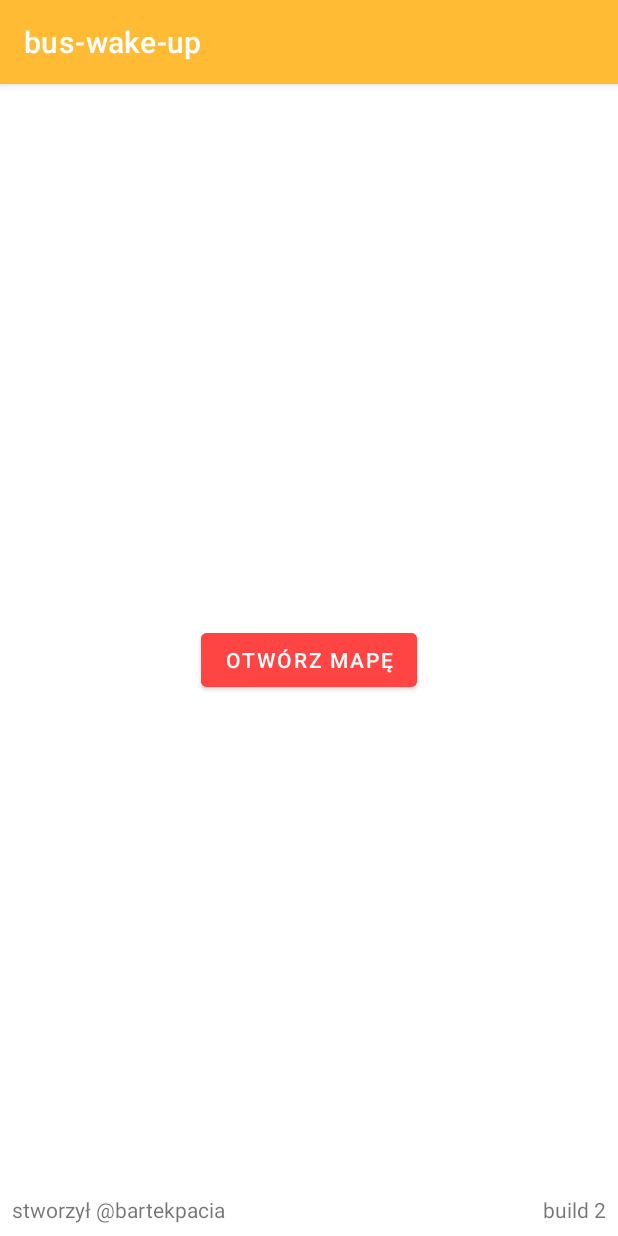
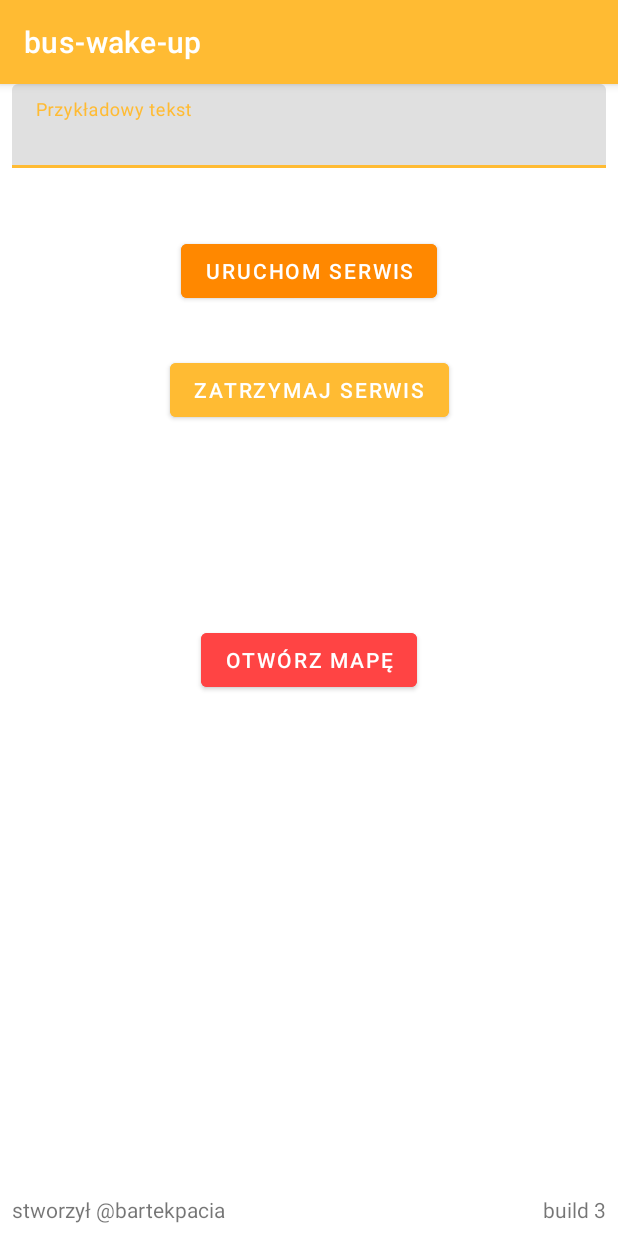
Before and after one commit to bartekpacia/buswakeup, an Android app: the screen it shows after launch (MainActivity), on a phone screen of 412 x 824 dp. Run offline under Robolectric (Android 15) with nearby library versions, the phone set to English and light mode, and no system bars.

Commit message:
Added Location Service
-Added App and Constants classes

```diff
--- /dev/null
+++ b/app/src/main/java/pl/baftek/buswakeup/App.kt
@@ -0,0 +1,24 @@
+package pl.baftek.buswakeup
+
+import android.app.Application
+import android.app.NotificationChannel
+import android.app.NotificationManager
+import android.content.Context
+import android.os.Build
+
+class App : Application() {
+
+    override fun onCreate() {
+        super.onCreate()
+
+        createNotificationChannel()
+    }
+
+    private fun createNotificationChannel() {
+        if (Build.VERSION.SDK_INT >= Build.VERSION_CODES.O) {
+            val channel = NotificationChannel(CHANNEL_ID, getString(R.string.location_service_channel_name), NotificationManager.IMPORTANCE_DEFAULT)
+            val manager = getSystemService(Context.NOTIFICATION_SERVICE) as NotificationManager
+            manager.createNotificationChannel(channel)
+        }
+    }
+}
--- /dev/null
+++ b/app/src/main/java/pl/baftek/buswakeup/Constants.kt
@@ -0,0 +1,3 @@
+package pl.baftek.buswakeup
+
+const val CHANNEL_ID = "locationServiceChannel"
--- a/app/src/main/java/pl/baftek/buswakeup/CurrentLocationListener.kt
+++ b/app/src/main/java/pl/baftek/buswakeup/CurrentLocationListener.kt
@@ -9,7 +9,7 @@ import com.google.android.gms.location.LocationRequest
 import com.google.android.gms.location.LocationRequest.PRIORITY_HIGH_ACCURACY
 import com.google.android.gms.location.LocationResult
 import com.google.android.gms.location.LocationServices
-s
+
 @SuppressLint("MissingPermission")
 class CurrentLocationListener private constructor(appContext: Context) : LiveData<Location>() {
 
--- a/app/src/main/java/pl/baftek/buswakeup/MainActivity.kt
+++ b/app/src/main/java/pl/baftek/buswakeup/MainActivity.kt
@@ -12,5 +12,16 @@ class MainActivity : AppCompatActivity() {
         setContentView(R.layout.activity_main)
 
         buttonMap.setOnClickListener { startActivity(Intent(this, MapsActivity::class.java)) }
+        buttonStartService.setOnClickListener {
+            val input = editText.text.toString()
+
+            val intent = Intent(this, LocationService::class.java)
+            intent.putExtra("input", input)
+            startService(intent)
+        }
+        buttonStopService.setOnClickListener {
+            val intent = Intent(this, LocationService::class.java)
+            stopService(intent)
+        }
     }
 }
--- a/app/src/main/res/layout/activity_main.xml
+++ b/app/src/main/res/layout/activity_main.xml
@@ -5,6 +5,33 @@
     android:layout_width="match_parent"
     android:layout_height="match_parent"
     tools:context=".MainActivity">
+
+    <Button
+        android:id="@+id/buttonStartService"
+        android:text="Uruchom serwis"
+        android:layout_width="wrap_content"
+        android:layout_height="wrap_content"
+        app:layout_constraintStart_toStartOf="parent"
+        app:layout_constraintTop_toTopOf="parent"
+        app:layout_constraintEnd_toEndOf="parent"
+        app:layout_constraintBottom_toBottomOf="parent"
+        android:backgroundTint="@color/colorPrimaryDark"
+        android:textColor="@android:color/white"
+        app:layout_constraintVertical_bias="0.13999999"
+        app:layout_constraintHorizontal_bias="0.501" />
+
+    <Button
+        android:id="@+id/buttonStopService"
+        android:text="Zatrzymaj serwis"
+        android:layout_width="wrap_content"
+        android:layout_height="wrap_content"
+        app:layout_constraintStart_toStartOf="parent"
+        app:layout_constraintTop_toTopOf="parent"
+        app:layout_constraintEnd_toEndOf="parent"
+        app:layout_constraintBottom_toBottomOf="parent"
+        android:backgroundTint="@color/colorPrimary"
+        android:textColor="@android:color/white"
+        app:layout_constraintVertical_bias="0.25" />
 
     <Button
         android:id="@+id/buttonMap"
@@ -38,4 +65,20 @@
         android:layout_marginBottom="8dp"
         app:layout_constraintBottom_toBottomOf="parent" />
 
+    <com.google.android.material.textfield.TextInputLayout
+        android:layout_width="0dp"
+        android:layout_height="wrap_content"
+        app:layout_constraintEnd_toEndOf="parent"
+        android:layout_marginEnd="8dp"
+        app:layout_constraintStart_toStartOf="parent"
+        android:layout_marginStart="8dp"
+        app:layout_constraintTop_toTopOf="parent"
+        android:hint="Przykładowy tekst">
+
+        <com.google.android.material.textfield.TextInputEditText
+            android:id="@+id/editText"
+            android:layout_width="match_parent"
+            android:layout_height="wrap_content" />
+    </com.google.android.material.textfield.TextInputLayout>
+
 </androidx.constraintlayout.widget.ConstraintLayout>
--- a/app/src/main/res/values/strings.xml
+++ b/app/src/main/res/values/strings.xml
@@ -1,7 +1,8 @@
 <resources>
     <string name="app_name">bus-wake-up</string>
-    <string name="build">build 2</string>
+    <string name="build">build 3</string>
     <string name="created_by">stworzył @bartekpacia</string>
     <string name="map">Mapa</string>
     <string name="open_map">Otwórz mapę</string>
+    <string name="location_service_channel_name">Serwis śledzenie lokalizacji</string>
 </resources>
```
Also changed, not shown: app/src/main/AndroidManifest.xml (+5 -13 lines), app/src/main/java/pl/baftek/buswakeup/LocationService.kt (added, +36 -0 lines), app/src/main/res/drawable/ic_my_location_24dp.xml (added, +9 -0 lines).
